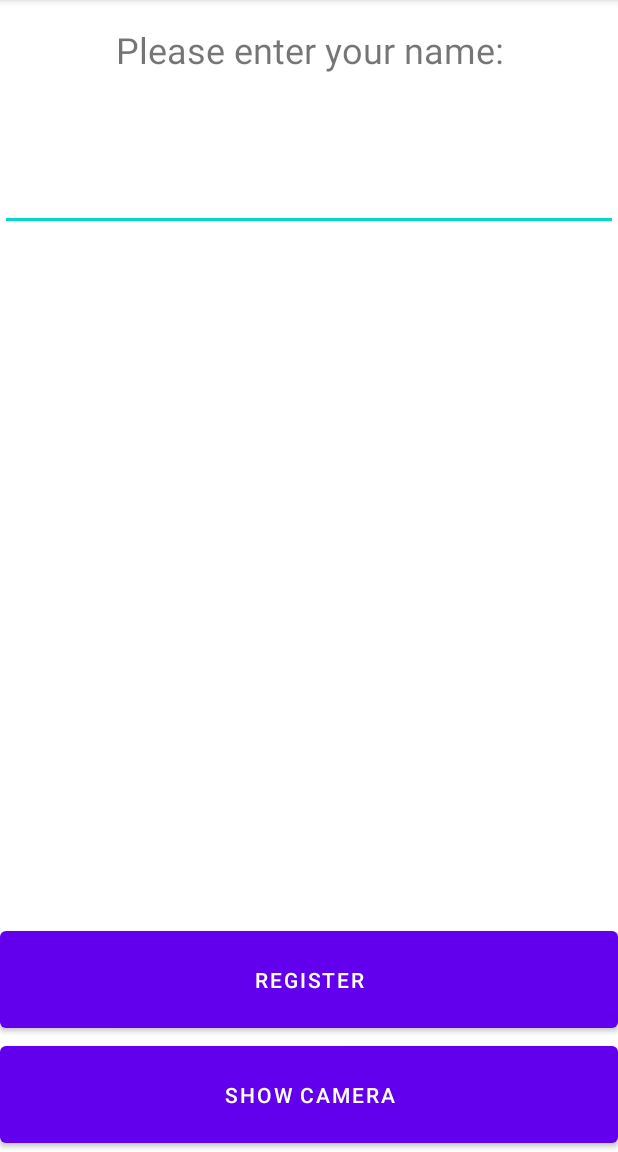
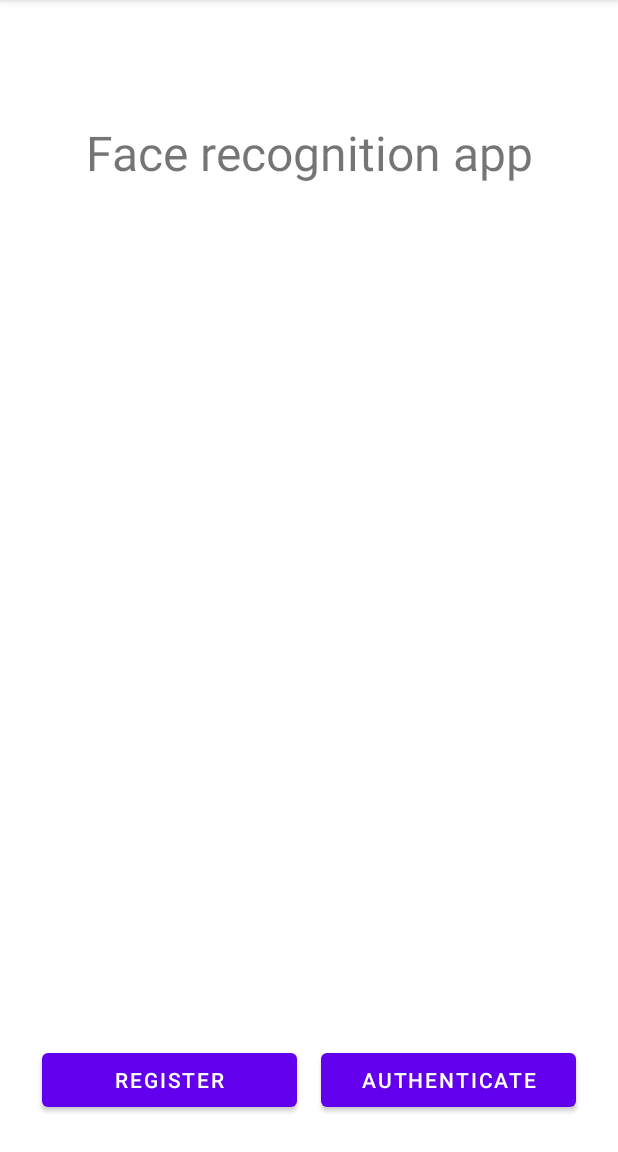
Before and after one commit to fablb/Facial-Recognition-App, an Android app: the screen it shows after launch (MainActivity), on a phone screen of 412 x 824 dp, the part 84-1236 px from its top. Run offline under Robolectric (Android 15) with nearby library versions, the phone set to English and light mode, and no system bars.

Commit message:
Database controller change, view change, face acquisition features computation

```diff
--- a/app/src/main/AndroidManifest.xml
+++ b/app/src/main/AndroidManifest.xml
@@ -33,6 +33,9 @@
         <activity
             android:name=".view.CameraView"
             android:exported="true" />
+        <activity
+            android:name=".view.RegisterView"
+            android:exported="true" />
     </application>
 
 </manifest>
--- a/app/src/main/java/com/ensicaen/facialdetectionapp/controller/Control.java
+++ b/app/src/main/java/com/ensicaen/facialdetectionapp/controller/DBController.java
@@ -7,15 +7,15 @@ import com.ensicaen.facialdetectionapp.model.Profile;
 
 import java.util.Date;
 
-public final class Control {
-    private static Control _instance = null;
+public final class DBController {
+    private static DBController _instance = null;
     private static Profile _profile;
     private static LocalDB _localAccess;
 
     /**
      * Private constructor
      */
-    public Control() {
+    private DBController() {
         super();
     }
 
@@ -24,10 +24,9 @@ public final class Control {
      * @param context
      * @return
      */
-    public static final Control get_instance(Context context) {
+    public static DBController getInstance(Context context) {
         if(_instance==null) {
-
-            _instance = new Control();
+            _instance = new DBController();
             _localAccess = new LocalDB(context);
         }
         return _instance;
@@ -36,19 +35,9 @@ public final class Control {
     /**
      * Profil's creation
      * @param name
-     * @param context
      */
-    public void createProfil(String name, Context context) {
-        _profile = new Profile(name, recupFeatures(), new Date());
+    public void createProfile(String name, int[] features) {
+        _profile = new Profile(name, features, new Date());
         _localAccess.add(_profile);
     }
-
-    /**
-     * Scan the face and return the features
-     * @return
-     */
-    public int[] recupFeatures() {
-        int[] array = new int[156];
-        return array;
-    }
 }
--- a/app/src/main/java/com/ensicaen/facialdetectionapp/model/LocalDB.java
+++ b/app/src/main/java/com/ensicaen/facialdetectionapp/model/LocalDB.java
@@ -3,25 +3,27 @@ package com.ensicaen.facialdetectionapp.model;
 import android.content.Context;
 import android.database.Cursor;
 import android.database.sqlite.SQLiteDatabase;
+import android.util.Log;
 
 import com.ensicaen.facialdetectionapp.utils.MySQLiteOpenHelper;
 
 import java.util.Date;
 
 public class LocalDB {
-    private String _bdName = "bdProfil.sqlite";
+    private String _bdName = "dbFaceRecognition.sqlite";
     private Integer _version = 1;
     private MySQLiteOpenHelper _bdAccess;
     private SQLiteDatabase _bd;
 
     public LocalDB(Context context) {
+        Log.i("FaceDetectionApp", "LocalDB");
         _bdAccess = new MySQLiteOpenHelper(context, _bdName, null, _version);
     }
 
     public void add(Profile profile) {
         _bd = _bdAccess.getWritableDatabase();
         String req = "INSERT INTO profil(name, features, registred_date) VALUES ";
-        req += "(\'"+ profile.get_name() +"\',\'"+ profile.convertFeaturesToString() +"\',\'"+ profile.get_date() +"\')";
+        req += "(\'"+ profile.get_name() +"\',\'"+ profile.convertFeaturesToString() +"\',\'"+ profile.get_date() +"\');";
         _bd.execSQL(req);
     }
 
--- a/app/src/main/java/com/ensicaen/facialdetectionapp/model/Profile.java
+++ b/app/src/main/java/com/ensicaen/facialdetectionapp/model/Profile.java
@@ -11,13 +11,13 @@ public class Profile {
     public Profile(String name, Date date) {
         _name = name;
         _date = date;
-        _features = new int[156];
+        _features = new int[256];
     }
 
     public Profile(String name, int[] features, Date date) {
         _name = name;
         _date = date;
-        _features = Arrays.copyOf(features, 156);
+        _features = Arrays.copyOf(features, 256);
     }
 
     public Profile(String name, String features, Date date) {
--- a/app/src/main/java/com/ensicaen/facialdetectionapp/utils/MySQLiteOpenHelper.java
+++ b/app/src/main/java/com/ensicaen/facialdetectionapp/utils/MySQLiteOpenHelper.java
@@ -3,13 +3,14 @@ package com.ensicaen.facialdetectionapp.utils;
 import android.content.Context;
 import android.database.sqlite.SQLiteDatabase;
 import android.database.sqlite.SQLiteOpenHelper;
+import android.util.Log;
 
 import androidx.annotation.Nullable;
 
 public class MySQLiteOpenHelper extends SQLiteOpenHelper {
 
     private String creation = "CREATE TABLE profil ("
-            + "id INTEGER PRIMARY KEY ,"
+            + "id INTEGER PRIMARY KEY,"
             + "name TEXT NOT NULL,"
             + "features TEXT NOT NULL,"
             + "registred_date TEXT NOT NULL);";
--- a/app/src/main/java/com/ensicaen/facialdetectionapp/view/MainActivity.java
+++ b/app/src/main/java/com/ensicaen/facialdetectionapp/view/MainActivity.java
@@ -12,10 +12,9 @@ import android.os.Bundle;
 import android.view.View;
 import android.widget.Button;
 import android.widget.EditText;
-import android.widget.Toast;
 
 import com.ensicaen.facialdetectionapp.R;
-import com.ensicaen.facialdetectionapp.controller.Control;
+import com.ensicaen.facialdetectionapp.controller.DBController;
 
 public class MainActivity extends AppCompatActivity {
     private static final String[] CAMERA_PERMISSION = new String[]{Manifest.permission.CAMERA};
@@ -25,53 +24,25 @@ public class MainActivity extends AppCompatActivity {
     protected void onCreate(Bundle savedInstanceState) {
         super.onCreate(savedInstanceState);
         setContentView(R.layout.activity_main);
-        init();
-    }
-
-    private EditText _name;
-    private Control _control;
-
-    private void init() {
-        _name = (EditText)findViewById(R.id.name);
-        _control = Control.get_instance(this);
         addRegisterButtonListener();
         addCameraButtonListener();
     }
 
-    /**
-     * Listener on the button to register a profile
-     */
     private void addRegisterButtonListener() {
-        ((Button)findViewById(R.id.registerButton)).setOnClickListener(new View.OnClickListener() {
-            public void onClick(View v) {
+        findViewById(R.id.registerButton).setOnClickListener(v -> {
             if (hasCameraPermission()) {
-                    enableFaceAcquisition();
+                enableRegisterView();
             } else {
                 requestPermission();
                 if (hasCameraPermission()) {
-                        enableFaceAcquisition();
+                    enableRegisterView();
                 }
-                }
-                /*
-                String name ="";
-                try {
-                    name = _name.getText().toString();
-                    recupProfil(name);
-                } catch (Exception e) {}
-                if (name == "") {
-                    Toast.makeText(MainActivity.this, "Incorect name", Toast.LENGTH_SHORT).show();
-                }
-                */
             }
         });
     }
 
-    /**
-     * Listener on the button to show camera
-     */
     private void addCameraButtonListener() {
-        ((Button)findViewById(R.id.cameraButton)).setOnClickListener(new View.OnClickListener() {
-            public void onClick(View v) {
+        findViewById(R.id.cameraButton).setOnClickListener(v -> {
             if (hasCameraPermission()) {
                 enableFaceDetection();
             } else {
@@ -80,16 +51,7 @@ public class MainActivity extends AppCompatActivity {
                     enableFaceDetection();
                 }
             }
-            }
         });
-    }
-
-    /**
-     * Recuperation of the information to create a profil
-     * @param name
-     */
-    private void recupProfil(String name) {
-        _control.createProfil(name, this);
     }
 
     private boolean hasCameraPermission() {
@@ -107,15 +69,14 @@ public class MainActivity extends AppCompatActivity {
         );
     }
 
+    private void enableRegisterView() {
+        Intent intent = new Intent(this, RegisterView.class);
+        startActivity(intent);
+    }
+
     private void enableFaceDetection() {
         Intent intent = new Intent(this, CameraView.class);
         intent.putExtra("type", "detection");
         startActivity(intent);
     }
-
-    private void enableFaceAcquisition() {
-        Intent intent = new Intent(this, CameraView.class);
-        intent.putExtra("type", "acquisition");
-        startActivity(intent);
 }
-}
--- a/app/src/main/res/layout/activity_main.xml
+++ b/app/src/main/res/layout/activity_main.xml
@@ -9,75 +9,39 @@
     <LinearLayout
         android:layout_width="match_parent"
         android:layout_height="match_parent"
+        android:gravity="center"
         android:orientation="vertical">
+
+        <TextView
+            android:layout_width="match_parent"
+            android:layout_height="wrap_content"
+            android:layout_marginTop="80dp"
+            android:gravity="center"
+            android:textSize="32dp"
+            android:text="Face recognition app"/>
 
         <LinearLayout
             android:layout_width="match_parent"
             android:layout_height="match_parent"
-            android:layout_gravity="center"
-            android:layout_weight="2"
-            android:gravity="center"
-            android:orientation="vertical">
-
-            <TextView
-                android:id="@+id/top"
-                android:layout_width="match_parent"
-                android:layout_height="wrap_content"
-                android:layout_weight="1"
-                android:gravity="center"
-                android:text="Please enter your name:"
-                android:textSize="24sp" />
-
-            <EditText
-                android:id="@+id/name"
-                android:layout_width="match_parent"
-                android:layout_height="wrap_content"
-                android:layout_weight="1"
-                android:ems="10"
-                android:inputType="textPersonName"
-                android:textAlignment="center"
-                android:textSize="24sp" />
-        </LinearLayout>
-
-        <LinearLayout
-            android:layout_width="match_parent"
-            android:layout_height="match_parent"
-            android:layout_gravity="center"
-            android:layout_weight="1"
-            android:gravity="center"
+            android:gravity="bottom|center_horizontal"
             android:orientation="horizontal">
-
-            <FrameLayout
-                android:id="@+id/camera"
-                android:layout_width="match_parent"
-                android:layout_height="match_parent">
-
-            </FrameLayout>
-        </LinearLayout>
-
-        <LinearLayout
-            android:layout_width="match_parent"
-            android:layout_height="match_parent"
-            android:layout_gravity="center"
-            android:layout_weight="2"
-            android:gravity="center"
-            android:orientation="vertical">
 
             <Button
                 android:id="@+id/registerButton"
-                android:layout_width="match_parent"
+                android:layout_width="wrap_content"
                 android:layout_height="wrap_content"
-                android:layout_weight="1"
+                android:layout_margin="8dp"
+                android:width="170dp"
                 android:text="Register" />
 
             <Button
                 android:id="@+id/cameraButton"
-                android:layout_width="match_parent"
+                android:layout_width="wrap_content"
                 android:layout_height="wrap_content"
-                android:layout_weight="1"
-                android:text="Show camera" />
+                android:layout_margin="8dp"
+                android:width="170dp"
+                android:text="Authenticate" />
         </LinearLayout>
-
     </LinearLayout>
 
 </androidx.constraintlayout.widget.ConstraintLayout>
```
Also changed, not shown: app/src/main/java/com/ensicaen/facialdetectionapp/controller/FaceAcquisitionListener.java (+13 -11 lines), app/src/main/java/com/ensicaen/facialdetectionapp/utils/LBP.java (added, +43 -0 lines), app/src/main/java/com/ensicaen/facialdetectionapp/view/CameraView.java (+8 -0 lines), app/src/main/java/com/ensicaen/facialdetectionapp/view/RegisterView.java (added, +55 -0 lines), app/src/main/res/layout/register_view.xml (added, +33 -0 lines). Lines whose indentation alone changed are shown as unchanged.
